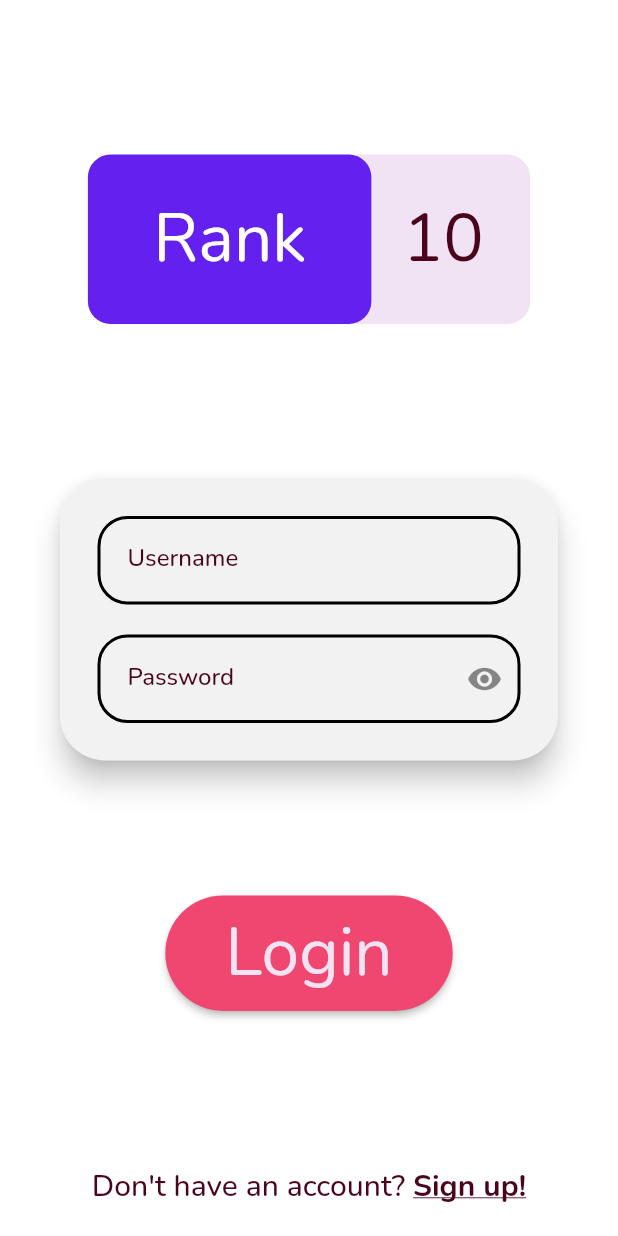
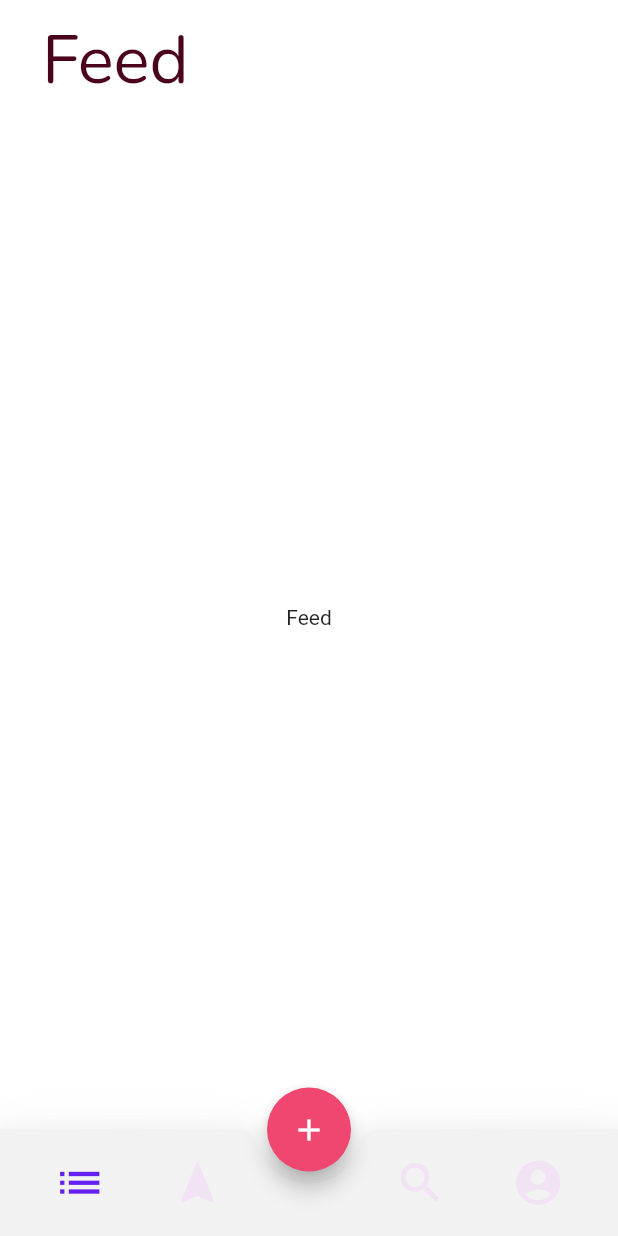
Before and after one commit to meh430/rank_ten_flutter, a Flutter app: the screen it shows after launch, on a phone screen of 412 x 824 dp. Run offline on Flutter 3.47's test engine with Material 2 defaults, Android fonts, the phone set to English and light mode, and no system bars; our stand-ins replace flutter_spinkit, google_fonts, shared_preferences; accounts and stored records are empty.

Commit message:
Sets up bottom app bar

```diff
--- a/lib/app.dart
+++ b/lib/app.dart
@@ -3,6 +3,7 @@ import 'package:provider/provider.dart';
 import 'package:rank_ten/app_theme.dart';
 import 'package:rank_ten/dark_theme_provider.dart';
 import 'package:rank_ten/login_signup.dart';
+import 'package:rank_ten/main_screen.dart';
 import 'package:rank_ten/splash.dart';
 
 import 'models/user.dart';
@@ -25,7 +26,7 @@ class _AppState extends State<App> {
 
   _getCurrentTheme() async {
     _themeProvider.isDark = await _themeProvider.store.isDark();
-    _themeProvider.isDark = false;
+    _themeProvider.isDark = true;
   }
 
   @override
@@ -35,12 +36,13 @@ class _AppState extends State<App> {
       child: MaterialApp(
         title: "RankTen",
         theme: AppTheme.getAppTheme(false),
-        darkTheme: AppTheme.getAppTheme(false),
+        darkTheme: AppTheme.getAppTheme(true),
         debugShowCheckedModeBanner: false,
         initialRoute: '/splash',
         routes: {
           '/splash': (context) => Splash(),
-          '/login_signup': (context) => LoginSignup()
+          '/login_signup': (context) => LoginSignup(),
+          '/main': (context) => MainScreen()
         },
       ),
     );
--- a/lib/app_theme.dart
+++ b/lib/app_theme.dart
@@ -39,6 +39,7 @@ class AppTheme {
         textTheme: getTextTheme(isDark, base.textTheme),
         primaryTextTheme: getTextTheme(isDark, base.primaryTextTheme),
         accentTextTheme: getTextTheme(isDark, base.accentTextTheme),
+        accentColor: lavender,
         primaryColor: lavender,
         scaffoldBackgroundColor: isDark ? darkBackground : white,
         canvasColor: isDark ? darkBackground : white,
--- a/lib/logo.dart
+++ b/lib/logo.dart
@@ -44,7 +44,7 @@ class Logo extends StatelessWidget {
                   child: Text("Rank",
                       style: Theme.of(context)
                           .primaryTextTheme
-                          .headline3
+                          .headline2
                           .copyWith(color: white))),
             ),
           ),
--- /dev/null
+++ b/lib/main_screen.dart
@@ -0,0 +1,99 @@
+import 'package:flutter/cupertino.dart';
+import 'package:flutter/material.dart';
+import 'package:rank_ten/app_theme.dart';
+
+var _appBarTitles = ["Feed", "Discover", "Search", "Profile"];
+
+Center getTempDest(int index) {
+  return Center(
+    child: Text(_appBarTitles[index]),
+  );
+}
+
+class MainScreen extends StatefulWidget {
+  @override
+  _MainScreenState createState() => _MainScreenState();
+}
+
+class _MainScreenState extends State<MainScreen> {
+  int _currIndex = 0;
+  static final _destinations = List.generate(4, (index) => getTempDest(index));
+
+  void _onItemTapped(int index) {
+    setState(() {
+      _currIndex = index;
+    });
+  }
+
+  Color getTabItemColor(int index) {
+    return index == _currIndex ? hanPurple : palePurple;
+  }
+
+  AppBar getAppBar(int index) {
+    return AppBar(
+      toolbarHeight: 70,
+      elevation: 0.0,
+      backgroundColor: Theme.of(context).scaffoldBackgroundColor,
+      title: Padding(
+          padding: EdgeInsets.only(left: 12.0, top: 12.0),
+          child: Text(_appBarTitles[index],
+              style: Theme.of(context).primaryTextTheme.headline3)),
+    );
+  }
+
+  @override
+  Widget build(BuildContext context) {
+    return Scaffold(
+      appBar: getAppBar(0),
+      body: _destinations[_currIndex],
+      floatingActionButtonLocation: FloatingActionButtonLocation.centerDocked,
+      floatingActionButton: FloatingActionButton(
+        onPressed: () {},
+        backgroundColor: paraPink,
+        tooltip: 'Add',
+        child: Icon(Icons.add),
+        elevation: 6.0,
+      ),
+      bottomNavigationBar: BottomAppBar(
+        elevation: 20.0,
+        notchMargin: 8.0,
+        shape: CircularNotchedRectangle(),
+        clipBehavior: Clip.antiAlias,
+        child: Row(
+          mainAxisAlignment: MainAxisAlignment.spaceEvenly,
+          children: <Widget>[
+            Padding(
+                padding: EdgeInsets.all(10),
+                child: IconButton(
+                    color: getTabItemColor(0),
+                    onPressed: () => _onItemTapped(0),
+                    icon: Icon(Icons.list),
+                    iconSize: 35)),
+            Padding(
+                padding: EdgeInsets.only(right: 40, top: 10, bottom: 10),
+                child: IconButton(
+                    color: getTabItemColor(1),
+                    onPressed: () => _onItemTapped(1),
+                    icon: Icon(Icons.navigation),
+                    iconSize: 35)),
+            Padding(
+                padding: EdgeInsets.only(left: 40, top: 10, bottom: 10),
+                child: IconButton(
+                    color: getTabItemColor(2),
+                    onPressed: () => _onItemTapped(2),
+                    icon: Icon(Icons.search),
+                    iconSize: 35)),
+            Padding(
+                padding: EdgeInsets.all(10),
+                child: IconButton(
+                    color: getTabItemColor(3),
+                    onPressed: () => _onItemTapped(3),
+                    icon: Icon(Icons.account_circle),
+                    iconSize: 35))
+          ],
+        ),
+        color: Theme.of(context).cardColor,
+      ),
+    );
+  }
+}
--- a/lib/splash.dart
+++ b/lib/splash.dart
@@ -17,8 +17,11 @@ class _SplashState extends State<Splash> {
   @override
   void initState() {
     super.initState();
-
-    startUpFlow();
+    Future.delayed(Duration(milliseconds: 3000), () {
+      Navigator.pop(context);
+      Navigator.pushNamed(context, '/main');
+    });
+    //startUpFlow();
   }
 
   void startUpFlow() async {
```
Lines whose indentation alone changed are shown as unchanged.
